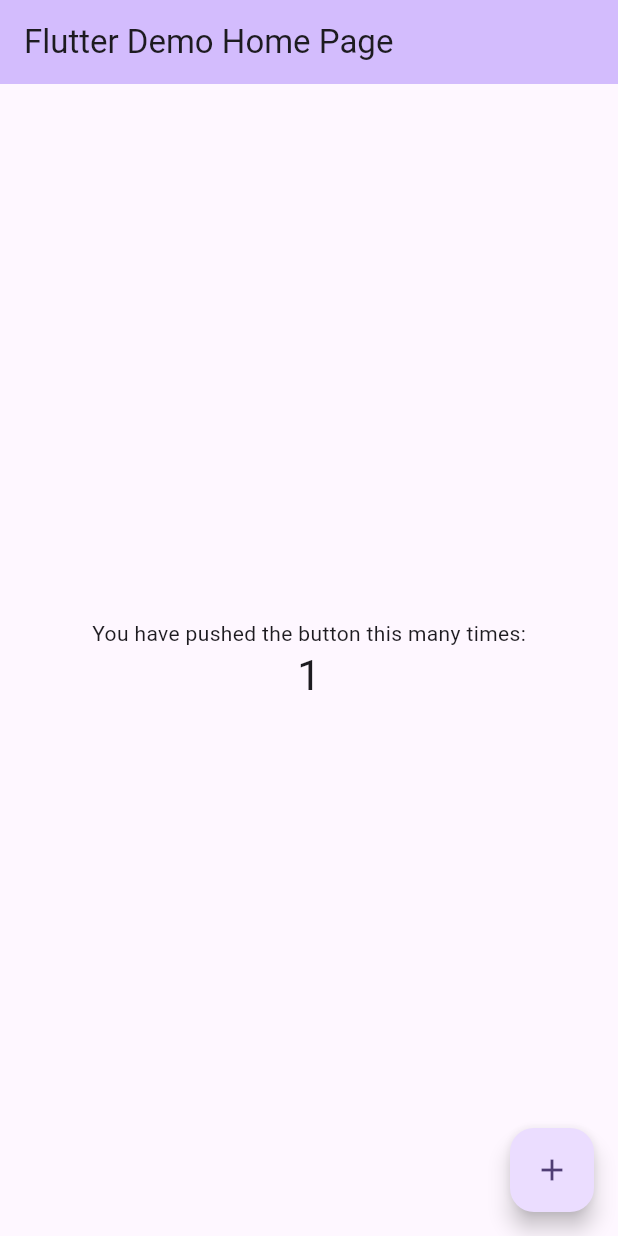
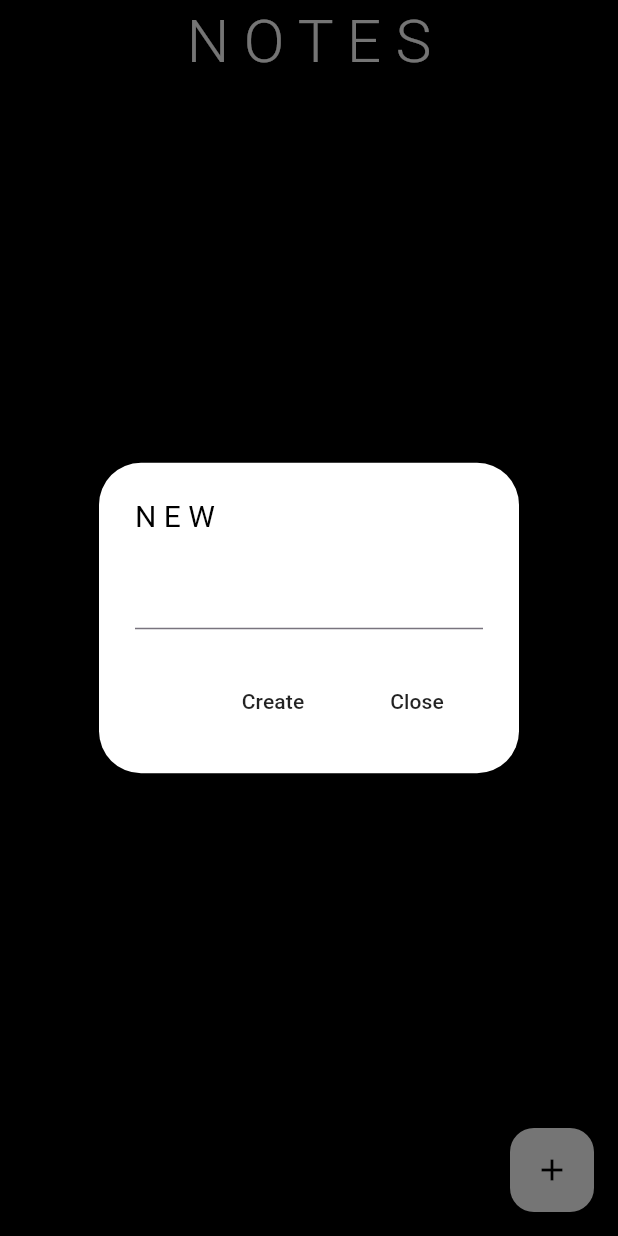
Before and after one commit to sivani-l-r/Notes_App, a Flutter app: the screen it shows after launch, after a tap on the "add" icon, on a phone screen of 412 x 824 dp. Run offline on Flutter 3.47's test engine with Material 3 defaults, Android fonts, the phone set to English and light mode, and no system bars; our stand-ins replace isar; accounts and stored records are empty; generated files the repository leaves out were written again.

Commit message:
base functionality done

```diff
--- a/lib/main.dart
+++ b/lib/main.dart
@@ -1,125 +1,27 @@
 import 'package:flutter/material.dart';
+import 'package:notes_app/models/note_database.dart';
+import 'package:notes_app/pages/home.dart';
+import 'package:provider/provider.dart';
 
-void main() {
-  runApp(const MyApp());
+void main() async {
+
+  WidgetsFlutterBinding.ensureInitialized();
+  await NoteDatabase.initialize();
+
+  runApp(
+    ChangeNotifierProvider(
+      create:(context) => NoteDatabase(),
+      child: const MyApp(),)
+    );
 }
 
 class MyApp extends StatelessWidget {
   const MyApp({super.key});
-
-  // This widget is the root of your application.
   @override
   Widget build(BuildContext context) {
     return MaterialApp(
-      title: 'Flutter Demo',
-      theme: ThemeData(
-        // This is the theme of your application.
-        //
-        // TRY THIS: Try running your application with "flutter run". You'll see
-        // the application has a purple toolbar. Then, without quitting the app,
-        // try changing the seedColor in the colorScheme below to Colors.green
-        // and then invoke "hot reload" (save your changes or press the "hot
-        // reload" button in a Flutter-supported IDE, or press "r" if you used
-        // the command line to start the app).
-        //
-        // Notice that the counter didn't reset back to zero; the application
-        // state is not lost during the reload. To reset the state, use hot
-        // restart instead.
-        //
-        // This works for code too, not just values: Most code changes can be
-        // tested with just a hot reload.
-        colorScheme: ColorScheme.fromSeed(seedColor: Colors.deepPurple),
-        useMaterial3: true,
-      ),
-      home: const MyHomePage(title: 'Flutter Demo Home Page'),
+      debugShowCheckedModeBanner: false,
+      home: HomePage(),
     );
   }
 }
-
-class MyHomePage extends StatefulWidget {
-  const MyHomePage({super.key, required this.title});
-
-  // This widget is the home page of your application. It is stateful, meaning
-  // that it has a State object (defined below) that contains fields that affect
-  // how it looks.
-
-  // This class is the configuration for the state. It holds the values (in this
-  // case the title) provided by the parent (in this case the App widget) and
-  // used by the build method of the State. Fields in a Widget subclass are
-  // always marked "final".
-
-  final String title;
-
-  @override
-  State<MyHomePage> createState() => _MyHomePageState();
-}
-
-class _MyHomePageState extends State<MyHomePage> {
-  int _counter = 0;
-
-  void _incrementCounter() {
-    setState(() {
-      // This call to setState tells the Flutter framework that something has
-      // changed in this State, which causes it to rerun the build method below
-      // so that the display can reflect the updated values. If we changed
-      // _counter without calling setState(), then the build method would not be
-      // called again, and so nothing would appear to happen.
-      _counter++;
-    });
-  }
-
-  @override
-  Widget build(BuildContext context) {
-    // This method is rerun every time setState is called, for instance as done
-    // by the _incrementCounter method above.
-    //
-    // The Flutter framework has been optimized to make rerunning build methods
-    // fast, so that you can just rebuild anything that needs updating rather
-    // than having to individually change instances of widgets.
-    return Scaffold(
-      appBar: AppBar(
-        // TRY THIS: Try changing the color here to a specific color (to
-        // Colors.amber, perhaps?) and trigger a hot reload to see the AppBar
-        // change color while the other colors stay the same.
-        backgroundColor: Theme.of(context).colorScheme.inversePrimary,
-        // Here we take the value from the MyHomePage object that was created by
-        // the App.build method, and use it to set our appbar title.
-        title: Text(widget.title),
-      ),
-      body: Center(
-        // Center is a layout widget. It takes a single child and positions it
-        // in the middle of the parent.
-        child: Column(
-          // Column is also a layout widget. It takes a list of children and
-          // arranges them vertically. By default, it sizes itself to fit its
-          // children horizontally, and tries to be as tall as its parent.
-          //
-          // Column has various properties to control how it sizes itself and
-          // how it positions its children. Here we use mainAxisAlignment to
-          // center the children vertically; the main axis here is the vertical
-          // axis because Columns are vertical (the cross axis would be
-          // horizontal).
-          //
-          // TRY THIS: Invoke "debug painting" (choose the "Toggle Debug Paint"
-          // action in the IDE, or press "p" in the console), to see the
-          // wireframe for each widget.
-          mainAxisAlignment: MainAxisAlignment.center,
-          children: <Widget>[
-            const Text(
-              'You have pushed the button this many times:',
-            ),
-            Text(
-              '$_counter',
-              style: Theme.of(context).textTheme.headlineMedium,
-            ),
-          ],
-        ),
-      ),
-      floatingActionButton: FloatingActionButton(
-        onPressed: _incrementCounter,
-        tooltip: 'Increment',
-        child: const Icon(Icons.add),
-      ), // This trailing comma makes auto-formatting nicer for build methods.
-    );
-  }
-}
--- /dev/null
+++ b/lib/models/note.dart
@@ -0,0 +1,10 @@
+import 'package:isar/isar.dart';
+
+part 'note.g.dart';
+
+
+@Collection()
+class Note{
+  Id id = Isar.autoIncrement;
+  late String text;
+}
--- /dev/null
+++ b/lib/models/note_database.dart
@@ -0,0 +1,44 @@
+import 'package:flutter/material.dart';
+import 'package:isar/isar.dart';
+import 'package:notes_app/models/note.dart';
+import 'package:path_provider/path_provider.dart';
+
+class NoteDatabase extends ChangeNotifier{
+  static late Isar isar;
+
+  static Future<void> initialize() async {
+    final dir = await getApplicationDocumentsDirectory();
+    isar = await Isar.open(
+      [NoteSchema],
+      directory: dir.path);
+  }
+
+  final List<Note> currentNotes = [];
+
+  Future<void> addNote(String textFromUser) async {
+    final newNote = Note()..text = textFromUser;
+    await isar.writeTxn(() => isar.notes.put(newNote));
+    fetchNotes();
+  }
+
+  Future<void> fetchNotes() async {
+    List<Note> fetchedNotes = await isar.notes.where().findAll();
+    currentNotes.clear();
+    currentNotes.addAll(fetchedNotes);
+    notifyListeners();
+  }
+
+  Future<void> updateNote(int id, String newText) async {
+    final existingNote = await isar.notes.get(id);
+    if (existingNote != null) {
+      existingNote.text = newText;
+      await isar.writeTxn(() => isar.notes.put(existingNote));
+    }
+    await fetchNotes();
+  }
+
+  Future<void> deleteNote(int id) async {
+    await isar.writeTxn(() => isar.notes.delete(id));
+    await fetchNotes();
+  }
+}
--- /dev/null
+++ b/lib/pages/home.dart
@@ -0,0 +1,170 @@
+import 'package:flutter/material.dart';
+import 'package:notes_app/models/note.dart';
+import 'package:notes_app/models/note_database.dart';
+import 'package:provider/provider.dart';
+
+class HomePage extends StatefulWidget {
+  const HomePage({Key? key}) : super(key: key);
+
+  @override
+  State<HomePage> createState() => _HomePageState();
+}
+
+
+class _HomePageState extends State<HomePage> {
+
+  final noteControl = TextEditingController();
+
+  @override
+  void initState()
+  {
+    super.initState();
+    readNotes();
+  }
+  void createNote()
+  {
+    showDialog(
+      context: context,
+      builder: (context) => AlertDialog(
+        title: Text('N E W'),
+        titleTextStyle: TextStyle(
+          color: Colors.black,
+          fontSize: 20,
+        ),
+        backgroundColor: Colors.white,
+        content: TextField(
+          controller: noteControl,
+
+        ),
+        actions: [
+          MaterialButton(
+            onPressed: (){
+                context.read<NoteDatabase>().addNote(noteControl.text);
+                noteControl.clear();
+                Navigator.pop(context);
+            },
+            child: Text('Create'),
+          ),
+          MaterialButton(
+            onPressed: (){
+                Navigator.pop(context);
+            },
+            child: Text('Close'),
+          ),
+        ],
+      ));
+  }
+
+  void readNotes()
+  {
+    context.read<NoteDatabase>().fetchNotes();
+  }
+
+  void updateNote(Note note)
+  {
+    noteControl.text = note.text;
+    showDialog(
+      context: context,
+      builder: (context) => AlertDialog(
+        title: Text('U P D A T E'),
+        titleTextStyle: TextStyle(
+          color: Colors.black,
+          fontSize: 20,
+        ),
+        backgroundColor: Colors.white,
+        content: TextField(
+          controller: noteControl,
+
+        ),
+        actions: [
+          MaterialButton(
+            onPressed: (){
+                context.read<NoteDatabase>().updateNote(note.id, noteControl.text);
+                noteControl.clear();
+                Navigator.pop(context);
+            },
+            child: Text('Update'),
+          ),
+          MaterialButton(
+            onPressed: (){
+                Navigator.pop(context);
+            },
+            child: Text('Close'),
+          ),
+        ],
+      )
+      );
+  }
+
+  void deleteNote(int id)
+  {
+    context.read<NoteDatabase>().deleteNote(id);
+  }
+
+  @override
+  Widget build(BuildContext context) {
+
+    final noteDB = context.watch<NoteDatabase>();
+    List<Note> currentNotes = noteDB.currentNotes;
+
+    return Scaffold(
+      backgroundColor: Colors.black,
+      appBar: AppBar(
+        backgroundColor: Colors.transparent,
+        centerTitle: true,
+        title: Text(
+          'N O T E S' ,
+          style: TextStyle(
+            color: Colors.white,
+            fontSize: 40,
+            fontWeight: FontWeight.w300,
+          ),),
+      ),
+      floatingActionButton: FloatingActionButton(
+        onPressed: (){
+          createNote();
+        },
+        child: const Icon(Icons.add),
+        foregroundColor: Colors.black,
+        backgroundColor: Colors.white,
+        ),
+        body: ListView.builder(
+          itemCount: currentNotes.length,
+          itemBuilder: (context,index)
+          {
+            final note = currentNotes[index];
+            return Padding(
+              padding: const EdgeInsets.all(24),
+              child: ListTile(
+                textColor: Colors.black,
+                tileColor: Colors.white,
+                title: Text(note.text),
+                trailing:  Row(
+                  mainAxisSize: MainAxisSize.min,
+                  children: [
+                    IconButton(
+                          onPressed: (){
+                              updateNote(note);
+                            },
+                            icon: Icon(
+                              Icons.edit_rounded,
+                              color: Colors.black,),
+                            ),
+                    IconButton(
+                      onPressed: (){
+                        deleteNote(note.id);
+                        },
+                        icon: Icon(
+                          Icons.delete_rounded,
+                          color: Colors.black,),
+                        ),
+                  ],
+                ),
+              ),
+            );
+          }
+          ),
+
+    );
+  }
+}
```
Also changed, not shown: pubspec.yaml (+7 -0 lines), lib/models/note.g.dart (added), pubspec.lock, 5 other files.
